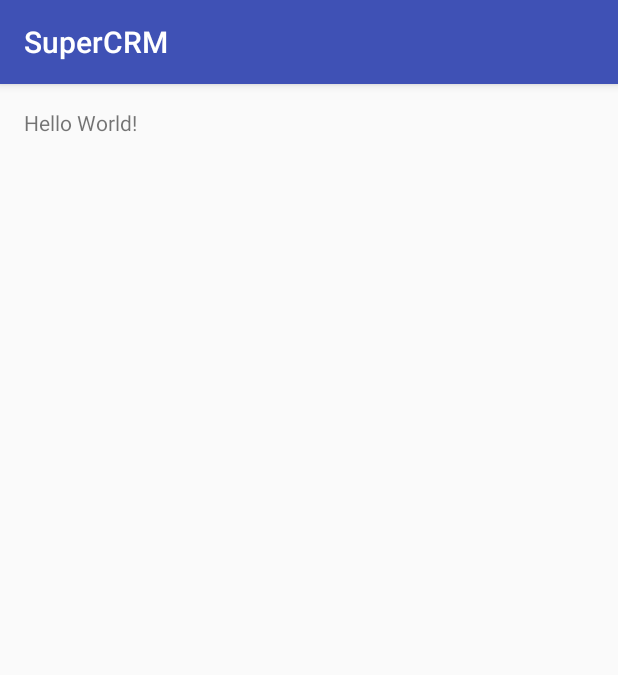
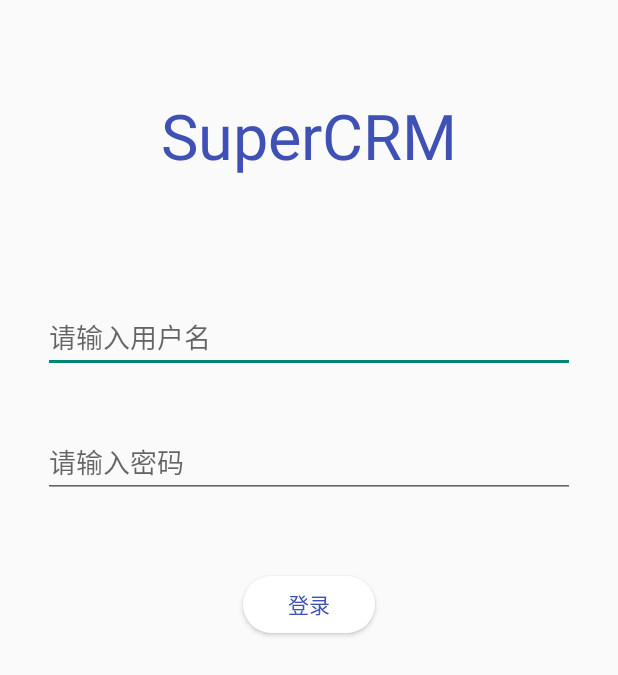
Before and after one commit to aslasp/SuperCRM, an Android app: the screen it shows after launch (MainActivity before the commit, LoginActivity after it), on a phone screen of 412 x 824 dp. Shown: the top 675 px of the screen. Run offline under Robolectric (Android 15) with nearby library versions, the phone set to English and light mode, and no system bars.

Commit message:
Login界面

```diff
--- a/SuperCRM/app/src/main/AndroidManifest.xml
+++ b/SuperCRM/app/src/main/AndroidManifest.xml
@@ -8,7 +8,9 @@
         android:label="@string/app_name"
         android:supportsRtl="true"
         android:theme="@style/AppTheme">
-        <activity android:name=".MainActivity">
+        <activity android:name=".MainActivity"></activity>
+        <activity android:name=".LoginActivity"
+            android:theme="@style/Theme.AppCompat.Light.NoActionBar">
             <intent-filter>
                 <action android:name="android.intent.action.MAIN" />
 
--- /dev/null
+++ b/SuperCRM/app/src/main/java/wn13/supercrm/LoginActivity.java
@@ -0,0 +1,17 @@
+package wn13.supercrm;
+
+import android.app.Activity;
+import android.support.v7.app.AppCompatActivity;
+import android.os.Bundle;
+import android.view.Window;
+import android.widget.Button;
+
+public class LoginActivity extends Activity {
+
+    @Override
+    protected void onCreate(Bundle savedInstanceState) {
+        super.onCreate(savedInstanceState);
+        setContentView(R.layout.activity_login);
+
+    }
+}
--- /dev/null
+++ b/SuperCRM/app/src/main/res/drawable/button_radius.xml
@@ -0,0 +1,19 @@
+<?xml version="1.0" encoding="utf-8"?>
+<selector xmlns:android="http://schemas.android.com/apk/res/android">
+    <!--点击背景-->
+    <item android:state_pressed="true">
+        <shape>
+            <!--色值-->
+            <solid android:color="@color/colorPrimaryLight" />
+            <!--圆角-->
+            <corners android:radius="20dp" />
+        </shape>
+    </item>
+    <!--默认背景-->
+    <item>
+        <shape>
+            <solid android:color="#ffffff" />
+            <corners android:radius="20dp" />
+        </shape>
+    </item>
+</selector>
--- /dev/null
+++ b/SuperCRM/app/src/main/res/layout/activity_login.xml
@@ -0,0 +1,61 @@
+<?xml version="1.0" encoding="utf-8"?>
+<RelativeLayout xmlns:android="http://schemas.android.com/apk/res/android"
+    xmlns:tools="http://schemas.android.com/tools"
+    android:layout_width="match_parent"
+    android:layout_height="match_parent"
+    android:paddingBottom="@dimen/activity_vertical_margin"
+    android:paddingLeft="@dimen/activity_horizontal_margin"
+    android:paddingRight="@dimen/activity_horizontal_margin"
+    android:paddingTop="@dimen/activity_vertical_margin"
+    tools:context="wn13.supercrm.LoginActivity">
+
+    <TextView
+        android:layout_width="wrap_content"
+        android:layout_height="wrap_content"
+        android:textAppearance="?android:attr/textAppearanceLarge"
+        android:text="@string/app_name"
+        android:id="@+id/textView"
+        android:textSize="42dp"
+        android:layout_marginTop="46dp"
+        android:layout_alignParentTop="true"
+        android:layout_centerHorizontal="true"
+        android:textColor="@color/colorPrimary" />
+
+    <EditText
+        android:layout_width="fill_parent"
+        android:layout_height="wrap_content"
+        android:id="@+id/login_idFld"
+        android:layout_below="@+id/textView"
+        android:layout_centerHorizontal="true"
+        android:layout_marginTop="82dp"
+        android:layout_marginLeft="25dp"
+        android:singleLine="true"
+        android:hint="请输入用户名"
+        />
+
+    <EditText
+        android:layout_width="fill_parent"
+        android:layout_height="wrap_content"
+        android:inputType="textPassword"
+        android:ems="10"
+        android:id="@+id/login_pswdFld"
+        android:layout_below="@+id/login_idFld"
+        android:layout_centerHorizontal="true"
+        android:layout_marginTop="35dp"
+        android:layout_marginLeft="25dp"
+        android:singleLine="true"
+        android:hint="请输入密码"
+        />
+
+    <Button
+        android:layout_width="wrap_content"
+        android:layout_height="38dp"
+        android:text="登录"
+        android:id="@+id/login_btn"
+        android:layout_below="@+id/login_pswdFld"
+        android:layout_centerHorizontal="true"
+        android:layout_marginTop="52dp"
+        android:textColor="@color/colorPrimary"
+        android:background="@drawable/button_radius"
+    />
+</RelativeLayout>
--- a/SuperCRM/app/src/main/res/values/colors.xml
+++ b/SuperCRM/app/src/main/res/values/colors.xml
@@ -1,6 +1,7 @@
 <?xml version="1.0" encoding="utf-8"?>
 <resources>
-    <color name="colorPrimary">#3F51B5</color>
-    <color name="colorPrimaryDark">#303F9F</color>
+    <color name="colorPrimaryLight">#99a6eb</color>
+    <color name="colorPrimary">#3f51b5</color>
+    <color name="colorPrimaryDark">#303f9f</color>
     <color name="colorAccent">#FF4081</color>
 </resources>
```
